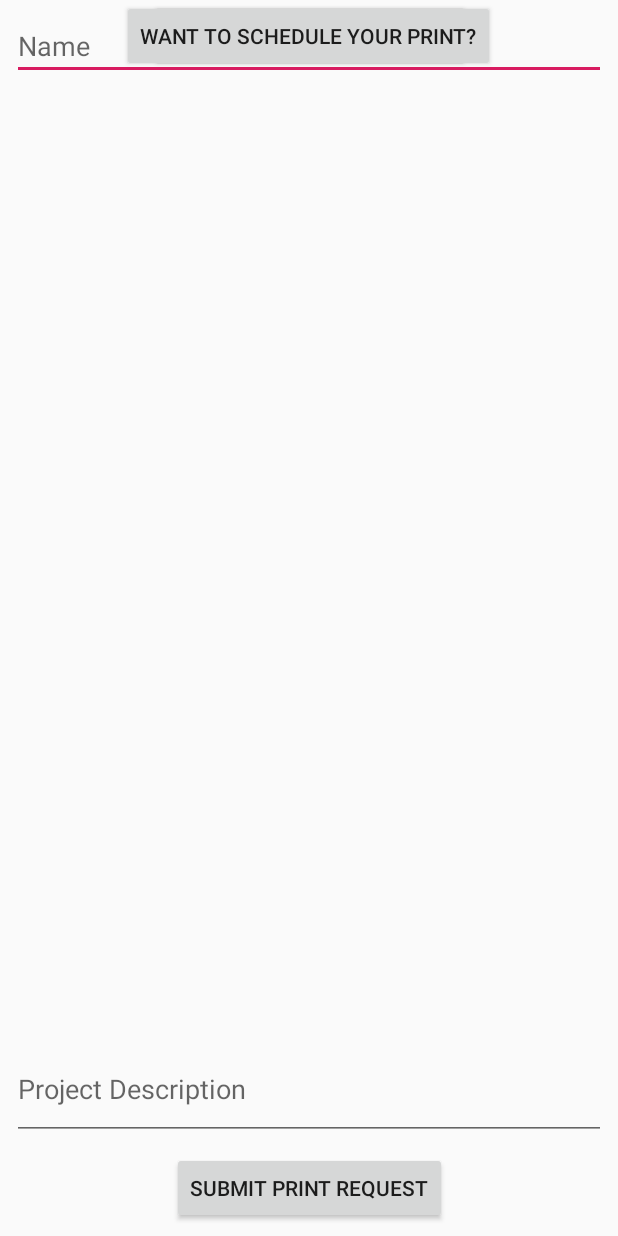
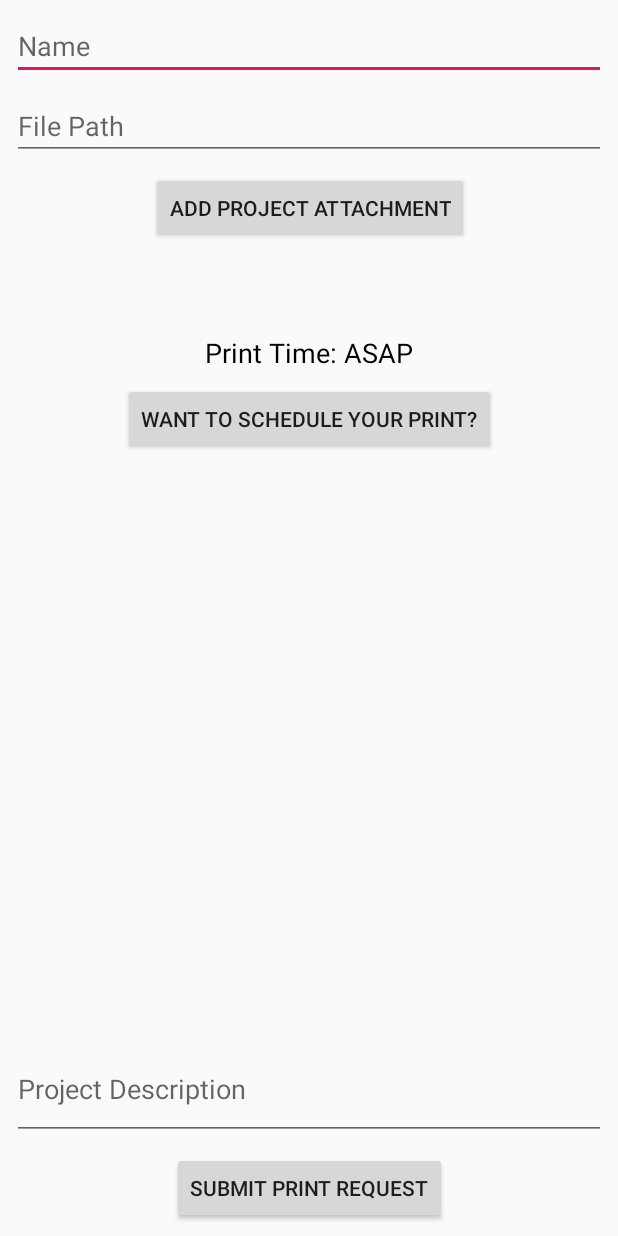
Before and after one commit to LoserAim/Junior-Project-3d-printer-app, an Android app: the layout activity_requestinfo.xml on its own in the app's theme, with its tools: preview values and no code run, on a phone screen of 412 x 824 dp. Run offline under Robolectric (Android 15) with nearby library versions, the phone set to English and light mode, and no system bars.

```diff
--- a/app/src/main/res/layout/activity_requestinfo.xml
+++ b/app/src/main/res/layout/activity_requestinfo.xml
@@ -52,55 +52,57 @@
         android:layout_width="wrap_content"
         android:layout_height="wrap_content"
         android:layout_marginStart="8dp"
+        android:layout_marginTop="8dp"
         android:layout_marginEnd="13dp"
         android:onClick="AddAttachment"
         android:text="Add Project Attachment"
         app:layout_constraintEnd_toEndOf="parent"
         app:layout_constraintHorizontal_bias="0.52"
         app:layout_constraintStart_toStartOf="parent"
-        tools:layout_editor_absoluteY="135dp" />
+        app:layout_constraintTop_toBottomOf="@+id/editFilepath" />
 
     <EditText
         android:id="@+id/editFilepath"
         android:layout_width="0dp"
         android:layout_height="wrap_content"
         android:layout_marginStart="8dp"
+        android:layout_marginTop="8dp"
         android:layout_marginEnd="8dp"
-        android:layout_marginBottom="8dp"
         android:ems="10"
         android:hint="File Path"
         android:inputType="textPersonName"
-        app:layout_constraintBottom_toTopOf="@+id/buttonAttachment"
         app:layout_constraintEnd_toEndOf="parent"
-        app:layout_constraintStart_toStartOf="parent" />
+        app:layout_constraintStart_toStartOf="parent"
+        app:layout_constraintTop_toBottomOf="@+id/editName" />
 
     <Button
         android:id="@+id/buttonDate"
         android:layout_width="wrap_content"
         android:layout_height="0dp"
         android:layout_marginStart="8dp"
+        android:layout_marginTop="8dp"
         android:layout_marginEnd="8dp"
         android:onClick="ChangeDate"
         android:text="Want to schedule your print?"
         app:layout_constraintEnd_toEndOf="parent"
-        app:layout_constraintHorizontal_bias="0.496"
+        app:layout_constraintHorizontal_bias="0.504"
         app:layout_constraintStart_toStartOf="parent"
-        tools:layout_editor_absoluteY="269dp" />
+        app:layout_constraintTop_toBottomOf="@+id/textDate" />
 
     <TextView
         android:id="@+id/textDate"
         android:layout_width="0dp"
         android:layout_height="wrap_content"
         android:layout_marginStart="8dp"
+        android:layout_marginTop="60dp"
         android:layout_marginEnd="8dp"
-        android:layout_marginBottom="8dp"
         android:gravity="center"
         android:text="Print Time: ASAP"
         android:textColor="@android:color/black"
         android:textSize="18sp"
-        app:layout_constraintBottom_toTopOf="@+id/buttonDate"
         app:layout_constraintEnd_toEndOf="parent"
         app:layout_constraintHorizontal_bias="0.0"
-        app:layout_constraintStart_toStartOf="parent" />
+        app:layout_constraintStart_toStartOf="parent"
+        app:layout_constraintTop_toBottomOf="@+id/buttonAttachment" />
 
 </android.support.constraint.ConstraintLayout>
```
Also changed, not shown: app/src/main/AndroidManifest.xml (+7 -0 lines), app/src/main/java/com/a3dprinterapp/pre_sql/a3dprinterapp/RequestInfoActivity.java (+51 -0 lines).
